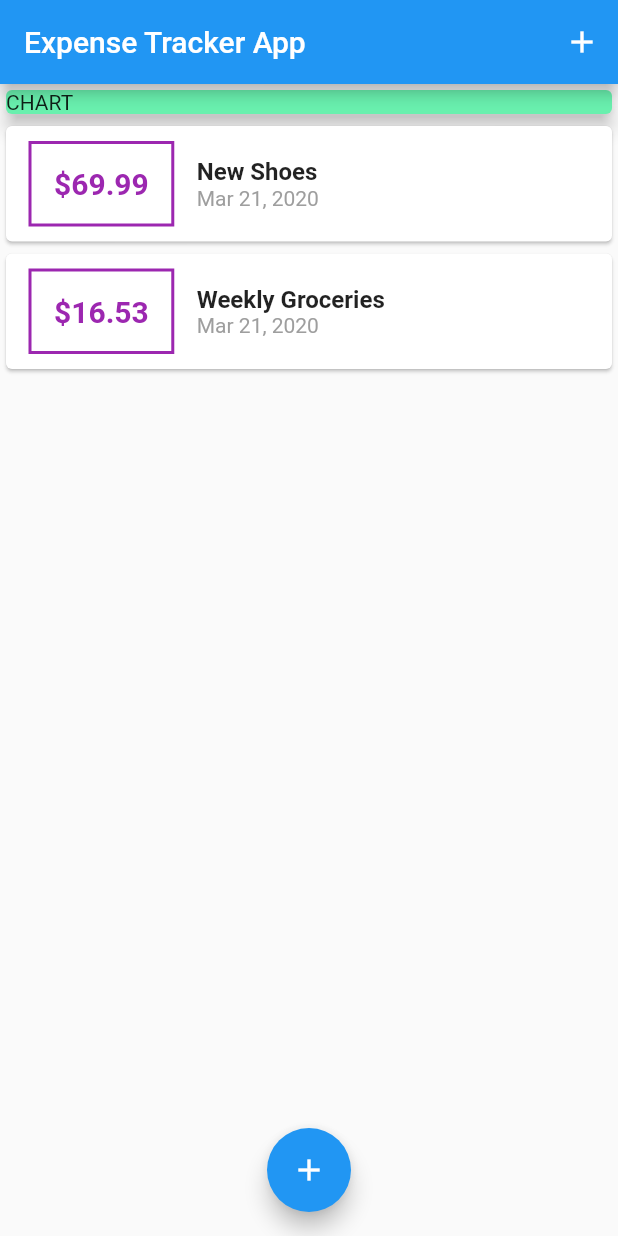
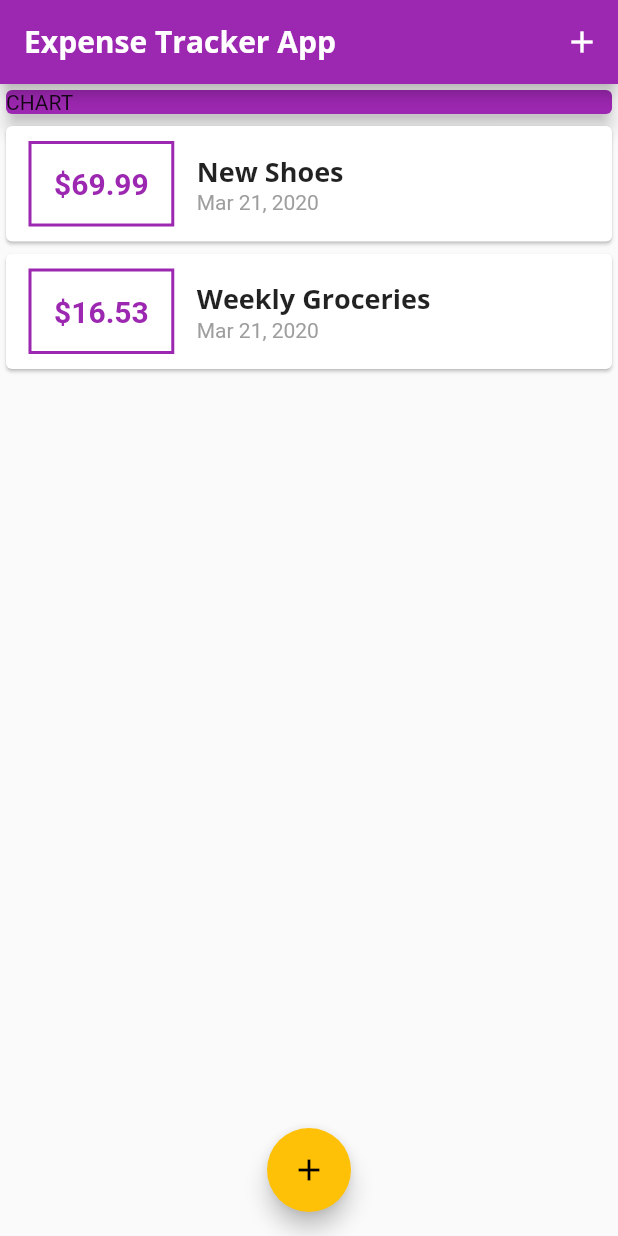
Before and after one commit to deepakpalsingh/flutter, a Flutter app: the screen it shows after launch, on a phone screen of 412 x 824 dp. Run offline on Flutter 3.47's test engine with Material 2 defaults, Android fonts, the phone set to English and light mode, and no system bars.

Commit message:
Third Commit

```diff
--- a/expense_tracker/lib/main.dart
+++ b/expense_tracker/lib/main.dart
@@ -11,6 +11,23 @@ class ExpenseTrackerApp extends StatelessWidget {
   Widget build(BuildContext context) {
     return MaterialApp(
       title: 'Expense Tracker App',
+      theme: ThemeData(
+          primarySwatch: Colors.purple,
+          accentColor: Colors.amber,
+          fontFamily: 'Quicksand',
+          textTheme: ThemeData.light().textTheme.copyWith(
+                  title: TextStyle(
+                fontFamily: 'OpenSans',
+                fontSize: 18,
+                fontWeight: FontWeight.bold,
+              )),
+          appBarTheme: AppBarTheme(
+              textTheme: ThemeData.light().textTheme.copyWith(
+                      title: TextStyle(
+                    fontFamily: 'OpenSans',
+                    fontSize: 20,
+                    fontWeight: FontWeight.bold,
+                  )))),
       home: HomePage(),
     );
   }
@@ -75,7 +92,7 @@ class _HomePageState extends State<HomePage> {
             Container(
               child: Card(
                 child: Text('CHART'),
-                color: Colors.greenAccent,
+                color: Theme.of(context).primaryColor,
                 elevation: 5,
               ),
               width: double.infinity,
--- a/expense_tracker/lib/widgets/new_transaction.dart
+++ b/expense_tracker/lib/widgets/new_transaction.dart
@@ -23,6 +23,7 @@ class _NewTransactionState extends State<NewTransaction> {
     }
 
     widget.addTx(enteredTitle, enteredAmount);
+    Navigator.of(context).pop();
   }
 
   @override
--- a/expense_tracker/lib/widgets/transaction_list.dart
+++ b/expense_tracker/lib/widgets/transaction_list.dart
@@ -20,7 +20,7 @@ class TransactionList extends StatelessWidget {
                   style: TextStyle(
                     fontWeight: FontWeight.bold,
                     fontSize: 20,
-                    color: Colors.purple,
+                    color: Theme.of(context).primaryColor,
                   ),
                 ),
                 margin: EdgeInsets.symmetric(
@@ -29,7 +29,7 @@ class TransactionList extends StatelessWidget {
                 ),
                 decoration: BoxDecoration(
                   border: Border.all(
-                    color: Colors.purple,
+                    color: Theme.of(context).primaryColor,
                     width: 2,
                   ),
                 ),
@@ -39,10 +39,7 @@ class TransactionList extends StatelessWidget {
                 children: <Widget>[
                   Text(
                     tx.title,
-                    style: TextStyle(
-                      fontWeight: FontWeight.bold,
-                      fontSize: 16,
-                    ),
+                    style: Theme.of(context).textTheme.title,
                   ),
                   Text(
                     DateFormat.yMMMd().format(tx.date),
```
Also changed, not shown: expense_tracker/pubspec.yaml (+11 -12 lines), expense_tracker/assets/fonts/OpenSans-Bold.ttf (added), expense_tracker/assets/fonts/OpenSans-Regular.ttf (added), expense_tracker/assets/fonts/Quicksand-Bold.ttf (added), expense_tracker/assets/fonts/Quicksand-Light.ttf (added), expense_tracker/assets/fonts/Quicksand-Medium.ttf (added), expense_tracker/assets/fonts/Quicksand-Regular.ttf (added), expense_tracker/assets/images/waiting.png (added).
